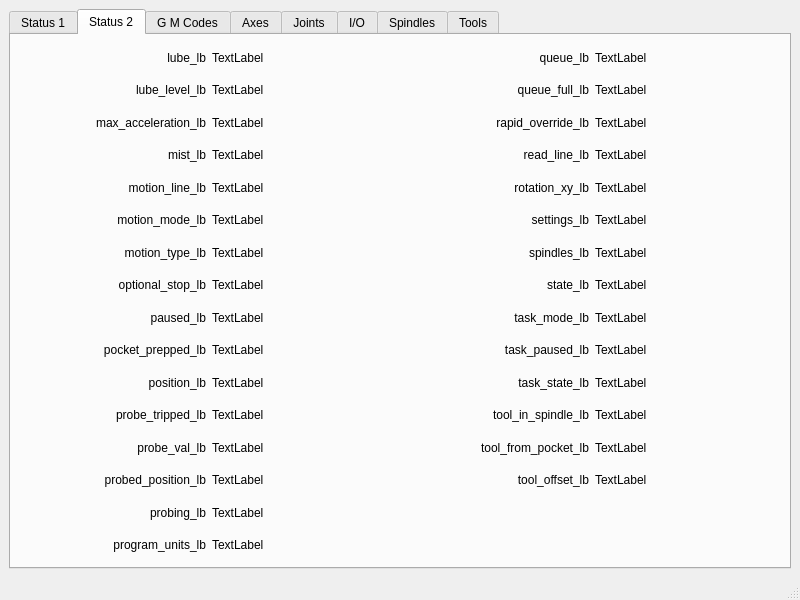
Qt form examples/features/status/status.ui (jethornton/flexgui) before a commit.
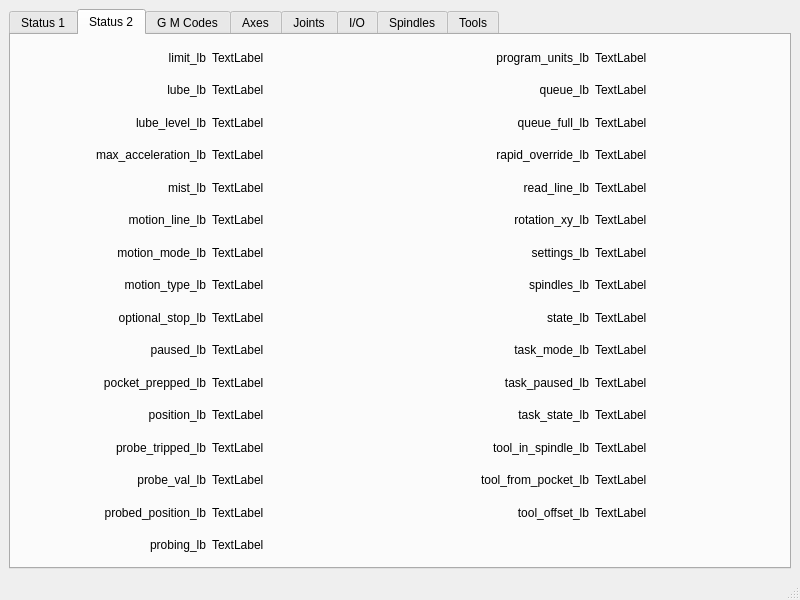
The same form after that commit. The open tabs and pages were chosen to show the change.

Commit message: fix limit status label

Diff of the .ui file:
```diff
--- a/examples/features/status/status.ui
+++ b/examples/features/status/status.ui
@@ -576,103 +576,173 @@
         <string>Status 2</string>
        </attribute>
        <layout class="QGridLayout" name="gridLayout_2">
+        <item row="6" column="3">
+         <widget class="QLabel" name="settings_lb">
+          <property name="text">
+           <string>TextLabel</string>
+          </property>
+         </widget>
+        </item>
+        <item row="8" column="1">
+         <widget class="QLabel" name="optional_stop_lb">
+          <property name="text">
+           <string>TextLabel</string>
+          </property>
+         </widget>
+        </item>
+        <item row="14" column="3">
+         <widget class="QLabel" name="tool_offset_lb">
+          <property name="text">
+           <string>TextLabel</string>
+          </property>
+         </widget>
+        </item>
+        <item row="9" column="3">
+         <widget class="QLabel" name="task_mode_lb">
+          <property name="text">
+           <string>TextLabel</string>
+          </property>
+         </widget>
+        </item>
+        <item row="4" column="2">
+         <widget class="QLabel" name="label_55">
+          <property name="text">
+           <string>read_line_lb</string>
+          </property>
+          <property name="alignment">
+           <set>Qt::AlignRight|Qt::AlignTrailing|Qt::AlignVCenter</set>
+          </property>
+         </widget>
+        </item>
+        <item row="8" column="2">
+         <widget class="QLabel" name="label_59">
+          <property name="text">
+           <string>state_lb</string>
+          </property>
+          <property name="alignment">
+           <set>Qt::AlignRight|Qt::AlignTrailing|Qt::AlignVCenter</set>
+          </property>
+         </widget>
+        </item>
+        <item row="6" column="1">
+         <widget class="QLabel" name="motion_mode_lb">
+          <property name="text">
+           <string>TextLabel</string>
+          </property>
+         </widget>
+        </item>
         <item row="13" column="2">
-         <widget class="QLabel" name="label_76">
+         <widget class="QLabel" name="label_75">
           <property name="text">
-           <string>tool_offset_lb</string>
+           <string>tool_from_pocket_lb</string>
           </property>
           <property name="alignment">
            <set>Qt::AlignRight|Qt::AlignTrailing|Qt::AlignVCenter</set>
           </property>
          </widget>
         </item>
-        <item row="11" column="3">
+        <item row="12" column="3">
          <widget class="QLabel" name="tool_in_spindle_lb">
           <property name="text">
            <string>TextLabel</string>
           </property>
          </widget>
         </item>
-        <item row="8" column="3">
-         <widget class="QLabel" name="task_mode_lb">
-          <property name="text">
-           <string>TextLabel</string>
-          </property>
-         </widget>
-        </item>
-        <item row="9" column="3">
-         <widget class="QLabel" name="task_paused_lb">
-          <property name="text">
-           <string>TextLabel</string>
-          </property>
-         </widget>
-        </item>
-        <item row="14" column="0">
-         <widget class="QLabel" name="label_42">
-          <property name="text">
-           <string>probing_lb</string>
-          </property>
-          <property name="alignment">
-           <set>Qt::AlignRight|Qt::AlignTrailing|Qt::AlignVCenter</set>
-          </property>
-         </widget>
-        </item>
         <item row="9" column="2">
-         <widget class="QLabel" name="label_72">
+         <widget class="QLabel" name="label_60">
           <property name="text">
-           <string>task_paused_lb</string>
+           <string>task_mode_lb</string>
           </property>
           <property name="alignment">
            <set>Qt::AlignRight|Qt::AlignTrailing|Qt::AlignVCenter</set>
           </property>
          </widget>
         </item>
-        <item row="4" column="3">
-         <widget class="QLabel" name="rotation_xy_lb">
+        <item row="3" column="0">
+         <widget class="QLabel" name="label_31">
           <property name="text">
-           <string>TextLabel</string>
+           <string>max_acceleration_lb</string>
           </property>
-         </widget>
-        </item>
-        <item row="0" column="3">
-         <widget class="QLabel" name="queue_lb">
-          <property name="text">
-           <string>TextLabel</string>
+          <property name="alignment">
+           <set>Qt::AlignRight|Qt::AlignTrailing|Qt::AlignVCenter</set>
           </property>
          </widget>
         </item>
-        <item row="0" column="1">
-         <widget class="QLabel" name="lube_lb">
+        <item row="7" column="0">
+         <widget class="QLabel" name="label_36">
           <property name="text">
-           <string>TextLabel</string>
+           <string>motion_type_lb</string>
           </property>
-         </widget>
-        </item>
-        <item row="0" column="0">
-         <widget class="QLabel" name="label_24">
-          <property name="text">
-           <string>lube_lb</string>
-          </property>
           <property name="alignment">
            <set>Qt::AlignRight|Qt::AlignTrailing|Qt::AlignVCenter</set>
           </property>
          </widget>
         </item>
-        <item row="1" column="3">
+        <item row="2" column="3">
          <widget class="QLabel" name="queue_full_lb">
           <property name="text">
            <string>TextLabel</string>
           </property>
          </widget>
         </item>
-        <item row="10" column="3">
-         <widget class="QLabel" name="task_state_lb">
+        <item row="5" column="0">
+         <widget class="QLabel" name="label_34">
+          <property name="text">
+           <string>motion_line_lb</string>
+          </property>
+          <property name="alignment">
+           <set>Qt::AlignRight|Qt::AlignTrailing|Qt::AlignVCenter</set>
+          </property>
+         </widget>
+        </item>
+        <item row="13" column="0">
+         <widget class="QLabel" name="label_41">
+          <property name="text">
+           <string>probe_val_lb</string>
+          </property>
+          <property name="alignment">
+           <set>Qt::AlignRight|Qt::AlignTrailing|Qt::AlignVCenter</set>
+          </property>
+         </widget>
+        </item>
+        <item row="9" column="1">
+         <widget class="QLabel" name="paused_lb">
           <property name="text">
            <string>TextLabel</string>
           </property>
          </widget>
         </item>
         <item row="11" column="0">
+         <widget class="QLabel" name="label_79">
+          <property name="text">
+           <string>position_lb</string>
+          </property>
+          <property name="alignment">
+           <set>Qt::AlignRight|Qt::AlignTrailing|Qt::AlignVCenter</set>
+          </property>
+         </widget>
+        </item>
+        <item row="2" column="2">
+         <widget class="QLabel" name="label_53">
+          <property name="text">
+           <string>queue_full_lb</string>
+          </property>
+          <property name="alignment">
+           <set>Qt::AlignRight|Qt::AlignTrailing|Qt::AlignVCenter</set>
+          </property>
+         </widget>
+        </item>
+        <item row="10" column="2">
+         <widget class="QLabel" name="label_72">
+          <property name="text">
+           <string>task_paused_lb</string>
+          </property>
+          <property name="alignment">
+           <set>Qt::AlignRight|Qt::AlignTrailing|Qt::AlignVCenter</set>
+          </property>
+         </widget>
+        </item>
+        <item row="12" column="0">
          <widget class="QLabel" name="label_71">
           <property name="text">
            <string>probe_tripped_lb</string>
@@ -682,65 +752,27 @@
           </property>
          </widget>
         </item>
-        <item row="12" column="2">
-         <widget class="QLabel" name="label_75">
+        <item row="3" column="2">
+         <widget class="QLabel" name="label_54">
           <property name="text">
-           <string>tool_from_pocket_lb</string>
+           <string>rapid_override_lb</string>
           </property>
           <property name="alignment">
            <set>Qt::AlignRight|Qt::AlignTrailing|Qt::AlignVCenter</set>
           </property>
          </widget>
         </item>
-        <item row="1" column="1">
-         <widget class="QLabel" name="lube_level_lb">
+        <item row="8" column="0">
+         <widget class="QLabel" name="label_37">
           <property name="text">
-           <string>TextLabel</string>
+           <string>optional_stop_lb</string>
           </property>
-         </widget>
-        </item>
-        <item row="14" column="1">
-         <widget class="QLabel" name="probing_lb">
-          <property name="text">
-           <string>TextLabel</string>
-          </property>
-         </widget>
-        </item>
-        <item row="12" column="0">
-         <widget class="QLabel" name="label_41">
-          <property name="text">
-           <string>probe_val_lb</string>
-          </property>
           <property name="alignment">
            <set>Qt::AlignRight|Qt::AlignTrailing|Qt::AlignVCenter</set>
           </property>
          </widget>
         </item>
-        <item row="7" column="3">
-         <widget class="QLabel" name="state_lb">
-          <property name="text">
-           <string>TextLabel</string>
-          </property>
-         </widget>
-        </item>
-        <item row="0" column="2">
-         <widget class="QLabel" name="label_39">
-          <property name="text">
-           <string>queue_lb</string>
-          </property>
-          <property name="alignment">
-           <set>Qt::AlignRight|Qt::AlignTrailing|Qt::AlignVCenter</set>
-          </property>
-         </widget>
-        </item>
-        <item row="12" column="1">
-         <widget class="QLabel" name="probe_val_lb">
-          <property name="text">
-           <string>TextLabel</string>
-          </property>
-         </widget>
-        </item>
-        <item row="13" column="0">
+        <item row="14" column="0">
          <widget class="QLabel" name="label_44">
           <property name="text">
            <string>probed_position_lb</string>
@@ -750,82 +782,126 @@
           </property>
          </widget>
         </item>
-        <item row="13" column="3">
-         <widget class="QLabel" name="tool_offset_lb">
+        <item row="6" column="0">
+         <widget class="QLabel" name="label_35">
+          <property name="text">
+           <string>motion_mode_lb</string>
+          </property>
+          <property name="alignment">
+           <set>Qt::AlignRight|Qt::AlignTrailing|Qt::AlignVCenter</set>
+          </property>
+         </widget>
+        </item>
+        <item row="1" column="2">
+         <widget class="QLabel" name="label_39">
+          <property name="text">
+           <string>queue_lb</string>
+          </property>
+          <property name="alignment">
+           <set>Qt::AlignRight|Qt::AlignTrailing|Qt::AlignVCenter</set>
+          </property>
+         </widget>
+        </item>
+        <item row="3" column="1">
+         <widget class="QLabel" name="max_acceleration_lb">
           <property name="text">
            <string>TextLabel</string>
           </property>
          </widget>
         </item>
+        <item row="15" column="0">
+         <widget class="QLabel" name="label_42">
+          <property name="text">
+           <string>probing_lb</string>
+          </property>
+          <property name="alignment">
+           <set>Qt::AlignRight|Qt::AlignTrailing|Qt::AlignVCenter</set>
+          </property>
+         </widget>
+        </item>
         <item row="3" column="3">
-         <widget class="QLabel" name="read_line_lb">
+         <widget class="QLabel" name="rapid_override_lb">
           <property name="text">
            <string>TextLabel</string>
           </property>
          </widget>
         </item>
         <item row="2" column="0">
-         <widget class="QLabel" name="label_31">
+         <widget class="QLabel" name="label_30">
           <property name="text">
-           <string>max_acceleration_lb</string>
+           <string>lube_level_lb</string>
           </property>
           <property name="alignment">
            <set>Qt::AlignRight|Qt::AlignTrailing|Qt::AlignVCenter</set>
           </property>
          </widget>
         </item>
-        <item row="4" column="2">
-         <widget class="QLabel" name="label_56">
+        <item row="10" column="3">
+         <widget class="QLabel" name="task_paused_lb">
           <property name="text">
-           <string>rotation_xy_lb</string>
+           <string>TextLabel</string>
           </property>
+         </widget>
+        </item>
+        <item row="1" column="3">
+         <widget class="QLabel" name="queue_lb">
+          <property name="text">
+           <string>TextLabel</string>
+          </property>
+         </widget>
+        </item>
+        <item row="1" column="0">
+         <widget class="QLabel" name="label_24">
+          <property name="text">
+           <string>lube_lb</string>
+          </property>
           <property name="alignment">
            <set>Qt::AlignRight|Qt::AlignTrailing|Qt::AlignVCenter</set>
           </property>
          </widget>
         </item>
-        <item row="2" column="2">
-         <widget class="QLabel" name="label_54">
+        <item row="9" column="0">
+         <widget class="QLabel" name="label_69">
           <property name="text">
-           <string>rapid_override_lb</string>
+           <string>paused_lb</string>
           </property>
           <property name="alignment">
            <set>Qt::AlignRight|Qt::AlignTrailing|Qt::AlignVCenter</set>
           </property>
          </widget>
         </item>
+        <item row="12" column="1">
+         <widget class="QLabel" name="probe_tripped_lb">
+          <property name="text">
+           <string>TextLabel</string>
+          </property>
+         </widget>
+        </item>
+        <item row="10" column="1">
+         <widget class="QLabel" name="pocket_prepped_lb">
+          <property name="text">
+           <string>TextLabel</string>
+          </property>
+         </widget>
+        </item>
         <item row="5" column="3">
-         <widget class="QLabel" name="settings_lb">
+         <widget class="QLabel" name="rotation_xy_lb">
           <property name="text">
            <string>TextLabel</string>
           </property>
          </widget>
         </item>
-        <item row="13" column="1">
-         <widget class="QLabel" name="probed_position_lb">
+        <item row="14" column="2">
+         <widget class="QLabel" name="label_76">
           <property name="text">
-           <string>TextLabel</string>
-          </property>
-         </widget>
-        </item>
-        <item row="8" column="2">
-         <widget class="QLabel" name="label_60">
-          <property name="text">
-           <string>task_mode_lb</string>
+           <string>tool_offset_lb</string>
           </property>
           <property name="alignment">
            <set>Qt::AlignRight|Qt::AlignTrailing|Qt::AlignVCenter</set>
           </property>
          </widget>
         </item>
-        <item row="6" column="3">
-         <widget class="QLabel" name="spindles_lb">
-          <property name="text">
-           <string>TextLabel</string>
-          </property>
-         </widget>
-        </item>
-        <item row="11" column="2">
+        <item row="12" column="2">
          <widget class="QLabel" name="label_74">
           <property name="text">
            <string>tool_in_spindle_lb</string>
@@ -835,41 +911,7 @@
           </property>
          </widget>
         </item>
-        <item row="1" column="2">
-         <widget class="QLabel" name="label_53">
-          <property name="text">
-           <string>queue_full_lb</string>
-          </property>
-          <property name="alignment">
-           <set>Qt::AlignRight|Qt::AlignTrailing|Qt::AlignVCenter</set>
-          </property>
-         </widget>
-        </item>
-        <item row="5" column="2">
-         <widget class="QLabel" name="label_57">
-          <property name="text">
-           <string>settings_lb</string>
-          </property>
-          <property name="alignment">
-           <set>Qt::AlignRight|Qt::AlignTrailing|Qt::AlignVCenter</set>
-          </property>
-         </widget>
-        </item>
-        <item row="11" column="1">
-         <widget class="QLabel" name="probe_tripped_lb">
-          <property name="text">
-           <string>TextLabel</string>
-          </property>
-         </widget>
-        </item>
-        <item row="2" column="3">
-         <widget class="QLabel" name="rapid_override_lb">
-          <property name="text">
-           <string>TextLabel</string>
-          </property>
-         </widget>
-        </item>
-        <item row="6" column="2">
+        <item row="7" column="2">
          <widget class="QLabel" name="label_58">
           <property name="text">
            <string>spindles_lb</string>
@@ -879,14 +921,62 @@
           </property>
          </widget>
         </item>
+        <item row="4" column="1">
+         <widget class="QLabel" name="mist_lb">
+          <property name="text">
+           <string>TextLabel</string>
+          </property>
+         </widget>
+        </item>
+        <item row="10" column="0">
+         <widget class="QLabel" name="label_70">
+          <property name="text">
+           <string>pocket_prepped_lb</string>
+          </property>
+          <property name="alignment">
+           <set>Qt::AlignRight|Qt::AlignTrailing|Qt::AlignVCenter</set>
+          </property>
+         </widget>
+        </item>
+        <item row="5" column="2">
+         <widget class="QLabel" name="label_56">
+          <property name="text">
+           <string>rotation_xy_lb</string>
+          </property>
+          <property name="alignment">
+           <set>Qt::AlignRight|Qt::AlignTrailing|Qt::AlignVCenter</set>
+          </property>
+         </widget>
+        </item>
+        <item row="13" column="3">
+         <widget class="QLabel" name="tool_from_pocket_lb">
+          <property name="text">
+           <string>TextLabel</string>
+          </property>
+         </widget>
+        </item>
         <item row="2" column="1">
-         <widget class="QLabel" name="max_acceleration_lb">
+         <widget class="QLabel" name="lube_level_lb">
           <property name="text">
            <string>TextLabel</string>
           </property>
          </widget>
         </item>
-        <item row="10" column="2">
+        <item row="7" column="1">
+         <widget class="QLabel" name="motion_type_lb">
+          <property name="text">
+           <string>TextLabel</string>
+          </property>
+         </widget>
+        </item>
+        <item row="13" column="1">
+         <widget class="QLabel" name="probe_val_lb">
+          <property name="text">
+           <string>TextLabel</string>
+          </property>
+         </widget>
+        </item>
+        <item row="11" column="2">
          <widget class="QLabel" name="label_73">
           <property name="text">
            <string>task_state_lb</string>
@@ -896,61 +986,73 @@
           </property>
          </widget>
         </item>
-        <item row="1" column="0">
-         <widget class="QLabel" name="label_30">
+        <item row="5" column="1">
+         <widget class="QLabel" name="motion_line_lb">
           <property name="text">
-           <string>lube_level_lb</string>
+           <string>TextLabel</string>
           </property>
-          <property name="alignment">
-           <set>Qt::AlignRight|Qt::AlignTrailing|Qt::AlignVCenter</set>
+         </widget>
+        </item>
+        <item row="8" column="3">
+         <widget class="QLabel" name="state_lb">
+          <property name="text">
+           <string>TextLabel</string>
           </property>
          </widget>
         </item>
-        <item row="3" column="2">
-         <widget class="QLabel" name="label_55">
+        <item row="6" column="2">
+         <widget class="QLabel" name="label_57">
           <property name="text">
-           <string>read_line_lb</string>
+           <string>settings_lb</string>
           </property>
           <property name="alignment">
            <set>Qt::AlignRight|Qt::AlignTrailing|Qt::AlignVCenter</set>
           </property>
          </widget>
         </item>
-        <item row="7" column="2">
-         <widget class="QLabel" name="label_59">
+        <item row="14" column="1">
+         <widget class="QLabel" name="probed_position_lb">
           <property name="text">
-           <string>state_lb</string>
+           <string>TextLabel</string>
           </property>
-          <property name="alignment">
-           <set>Qt::AlignRight|Qt::AlignTrailing|Qt::AlignVCenter</set>
+         </widget>
+        </item>
+        <item row="4" column="3">
+         <widget class="QLabel" name="read_line_lb">
+          <property name="text">
+           <string>TextLabel</string>
           </property>
          </widget>
         </item>
-        <item row="12" column="3">
-         <widget class="QLabel" name="tool_from_pocket_lb">
+        <item row="7" column="3">
+         <widget class="QLabel" name="spindles_lb">
           <property name="text">
            <string>TextLabel</string>
           </property>
          </widget>
         </item>
-        <item row="15" column="0">
-         <widget class="QLabel" name="label_78">
+        <item row="11" column="1">
+         <widget class="QLabel" name="position_lb">
           <property name="text">
-           <string>program_units_lb</string>
+           <string>TextLabel</string>
           </property>
-          <property name="alignment">
-           <set>Qt::AlignRight|Qt::AlignTrailing|Qt::AlignVCenter</set>
+         </widget>
+        </item>
+        <item row="1" column="1">
+         <widget class="QLabel" name="lube_lb">
+          <property name="text">
+           <string>TextLabel</string>
           </property>
          </widget>
         </item>
         <item row="15" column="1">
-         <widget class="QLabel" name="program_units_lb">
+         <widget class="QLabel" name="probing_lb">
           <property name="text">
            <string>TextLabel</string>
           </property>
          </widget>
         </item>
-        <item row="3" column="0">
+        <item row="4" column="0">
          <widget class="QLabel" name="label_33">
           <property name="text">
            <string>mist_lb</string>
@@ -960,127 +1062,42 @@
           </property>
          </widget>
         </item>
-        <item row="3" column="1">
-         <widget class="QLabel" name="mist_lb">
+        <item row="11" column="3">
+         <widget class="QLabel" name="task_state_lb">
           <property name="text">
            <string>TextLabel</string>
           </property>
          </widget>
         </item>
-        <item row="4" column="0">
-         <widget class="QLabel" name="label_34">
+        <item row="0" column="0">
+         <widget class="QLabel" name="label_101">
           <property name="text">
-           <string>motion_line_lb</string>
+           <string>limit_lb</string>
           </property>
           <property name="alignment">
            <set>Qt::AlignRight|Qt::AlignTrailing|Qt::AlignVCenter</set>
           </property>
          </widget>
         </item>
-        <item row="4" column="1">
-         <widget class="QLabel" name="motion_line_lb">
+        <item row="0" column="1">
+         <widget class="QLabel" name="limit_lb">
           <property name="text">
            <string>TextLabel</string>
           </property>
          </widget>
         </item>
-        <item row="5" column="0">
-         <widget class="QLabel" name="label_35">
+        <item row="0" column="2">
+         <widget class="QLabel" name="label_78">
           <property name="text">
-           <string>motion_mode_lb</string>
+           <string>program_units_lb</string>
           </property>
           <property name="alignment">
            <set>Qt::AlignRight|Qt::AlignTrailing|Qt::AlignVCenter</set>
           </property>
          </widget>
         </item>
-        <item row="5" column="1">
-         <widget class="QLabel" name="motion_mode_lb">
-          <property name="text">
-           <string>TextLabel</string>
-          </property>
-         </widget>
-        </item>
-        <item row="6" column="0">
-         <widget class="QLabel" name="label_36">
-          <property name="text">
-           <string>motion_type_lb</string>
-          </property>
-          <property name="alignment">
-           <set>Qt::AlignRight|Qt::AlignTrailing|Qt::AlignVCenter</set>
-          </property>
-         </widget>
-        </item>
-        <item row="6" column="1">
-         <widget class="QLabel" name="motion_type_lb">
-          <property name="text">
-           <string>TextLabel</string>
-          </property>
-         </widget>
-        </item>
-        <item row="7" column="0">
-         <widget class="QLabel" name="label_37">
-          <property name="text">
-           <string>optional_stop_lb</string>
-          </property>
-          <property name="alignment">
-           <set>Qt::AlignRight|Qt::AlignTrailing|Qt::AlignVCenter</set>
-          </property>
-         </widget>
-        </item>
-        <item row="7" column="1">
-         <widget class="QLabel" name="optional_stop_lb">
-          <property name="text">
-           <string>TextLabel</string>
-          </property>
-         </widget>
-        </item>
-        <item row="8" column="0">
-         <widget class="QLabel" name="label_69">
-          <property name="text">
-           <string>paused_lb</string>
-          </property>
-          <property name="alignment">
-           <set>Qt::AlignRight|Qt::AlignTrailing|Qt::AlignVCenter</set>
-          </property>
-         </widget>
-        </item>
-        <item row="8" column="1">
-         <widget class="QLabel" name="paused_lb">
-          <property name="text">
-           <string>TextLabel</string>
-          </property>
-         </widget>
-        </item>
-        <item row="9" column="0">
-         <widget class="QLabel" name="label_70">
-          <property name="text">
-           <string>pocket_prepped_lb</string>
-          </property>
-          <property name="alignment">
-           <set>Qt::AlignRight|Qt::AlignTrailing|Qt::AlignVCenter</set>
-          </property>
-         </widget>
-        </item>
-        <item row="9" column="1">
-         <widget class="QLabel" name="pocket_prepped_lb">
-          <property name="text">
-           <string>TextLabel</string>
-          </property>
-         </widget>
-        </item>
-        <item row="10" column="0">
-         <widget class="QLabel" name="label_79">
-          <property name="text">
-           <string>position_lb</string>
-          </property>
-          <property name="alignment">
-           <set>Qt::AlignRight|Qt::AlignTrailing|Qt::AlignVCenter</set>
-          </property>
-         </widget>
-        </item>
-        <item row="10" column="1">
-         <widget class="QLabel" name="position_lb">
+        <item row="0" column="3">
+         <widget class="QLabel" name="program_units_lb">
           <property name="text">
            <string>TextLabel</string>
           </property>
```
The commit also changes 3 other files.
